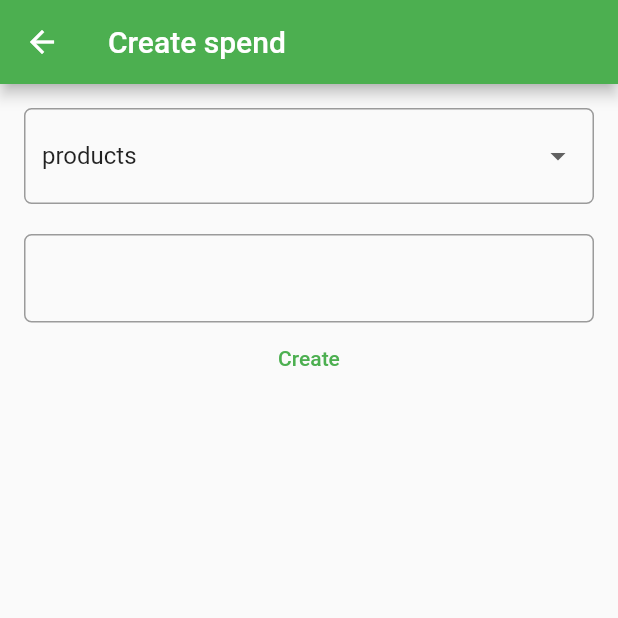
After one commit to wupididu/financeApp, a Flutter app: the PageForCreateSpend screen opened directly, on a phone screen of 412 x 824 dp, the top half of it. The commit adds this screen. Run offline on Flutter 3.47's test engine with Material 2 defaults, Android fonts, the phone set to English and light mode, and no system bars; our stand-ins replace cloud_firestore, firebase_auth, firebase_core, get; missing offline and left inert: dart:ffi; accounts and stored records are empty; network calls fail.

Commit message:
add page for creating spends, and add list for types of spendings instead enum

```diff
--- /dev/null
+++ b/lib/constants/list_type_of_spending.dart
@@ -0,0 +1,7 @@
+final List<String> listTypeOfSpending = [
+  'products',
+  'sdfsdf',
+  'sdfsdfsdfs',
+  'dsfdsfd',
+  'sdfef'
+];
--- a/lib/main.dart
+++ b/lib/main.dart
@@ -1,6 +1,7 @@
 import 'package:finance/constants/firebase.dart';
 import 'package:finance/controllers/authController.dart';
 import 'package:finance/controllers/binding/bind.dart';
+import 'package:finance/controllers/create_spend_controller.dart';
 import 'package:finance/controllers/list_of_spending_controller.dart';
 import 'package:finance/controllers/user_controller.dart';
 import 'package:finance/screens/LogIn/login.dart';
@@ -17,6 +18,7 @@ void main() async {
     Get.put(AuthContoller());
     Get.put(UserController());
     Get.put(ListOfSpendingController());
+    Get.put(CreateSpendController());
   });
   runApp(MyApp());
 }
--- a/lib/models/spending.dart
+++ b/lib/models/spending.dart
@@ -11,8 +11,8 @@ class SpendingModel {
   late double expense;
   late Timestamp date;
 
-  SpendingModel(TypeOfSpending typeOfSpending, double expense, Timestamp date) {
-    this.typeOfSpending = typeOfSpending.toString().split('.')[1];
+  SpendingModel(String typeOfSpending, double expense, Timestamp date) {
+    this.typeOfSpending = typeOfSpending;
     this.expense = expense;
     this.date = date;
   }
@@ -37,5 +37,3 @@ class SpendingModel {
         DATE: date,
       };
 }
-
-enum TypeOfSpending { products, clothes, restarant }
--- /dev/null
+++ b/lib/screens/createSpend/PageForCreateSpend.dart
@@ -0,0 +1,67 @@
+import 'package:finance/constants/list_type_of_spending.dart';
+import 'package:finance/controllers/create_spend_controller.dart';
+import 'package:finance/models/spending.dart';
+import 'package:flutter/material.dart';
+import 'package:flutter/services.dart';
+import 'package:get/get.dart';
+
+class PageForCreateSpend extends StatelessWidget {
+  @override
+  Widget build(BuildContext context) {
+    return Scaffold(
+      appBar: AppBar(
+        title: Text("Create spend"),
+      ),
+      body: Container(
+        child: Padding(
+          padding: const EdgeInsets.all(16.0),
+          child: Column(
+            children: [
+              GetX<CreateSpendController>(
+                init: Get.find<CreateSpendController>(),
+                builder: (createSpendController) => Column(
+                  children: [
+                    InputDecorator(
+                      decoration: InputDecoration(
+                          border: OutlineInputBorder(
+                              borderRadius: BorderRadius.circular(5.0))),
+                      child: DropdownButtonHideUnderline(
+                        child: DropdownButton(
+                            onChanged: (value) {
+                              createSpendController
+                                  .onChangedTypeOfSpending(value.toString());
+                            },
+                            value: createSpendController.typeOfSpending.value,
+                            isDense: true,
+                            items: listTypeOfSpending
+                                .map((e) =>
+                                    DropdownMenuItem(value: e, child: Text(e)))
+                                .toList()),
+                      ),
+                    ),
+                    SizedBox(height: 20),
+                    TextField(
+                      decoration: InputDecoration(
+                        border: OutlineInputBorder(
+                          borderRadius: BorderRadius.circular(5.0),
+                        ),
+                      ),
+                      controller: createSpendController.expense,
+                      inputFormatters: [FilteringTextInputFormatter.digitsOnly],
+                    ),
+                    TextButton(
+                        onPressed: () {
+                          createSpendController.addToDb();
+                          Get.back();
+                        },
+                        child: Text("Create"))
+                  ],
+                ),
+              ),
+            ],
+          ),
+        ),
+      ),
+    );
+  }
+}
--- a/lib/screens/home/homePage.dart
+++ b/lib/screens/home/homePage.dart
@@ -4,6 +4,7 @@ import 'package:finance/controllers/authController.dart';
 import 'package:finance/controllers/list_of_spending_controller.dart';
 import 'package:finance/controllers/user_controller.dart';
 import 'package:finance/models/spending.dart';
+import 'package:finance/screens/createSpend/PageForCreateSpend.dart';
 import 'package:finance/services/database.dart';
 import 'package:finance/widgets/card_of_spending.dart';
 import 'package:flutter/gestures.dart';
@@ -58,10 +59,7 @@ class HomePage extends GetWidget<AuthContoller> {
       ),
       floatingActionButton: FloatingActionButton(
         onPressed: () {
-          if (authContoller.user != null) {
-            Database().addSpending(authContoller.user!.uid,
-                SpendingModel(TypeOfSpending.products, 1.0, Timestamp.now()));
-          }
+          Get.to(PageForCreateSpend());
         },
       ),
     );
```
Also changed, not shown: lib/controllers/create_spend_controller.dart (added, +33 -0 lines).
